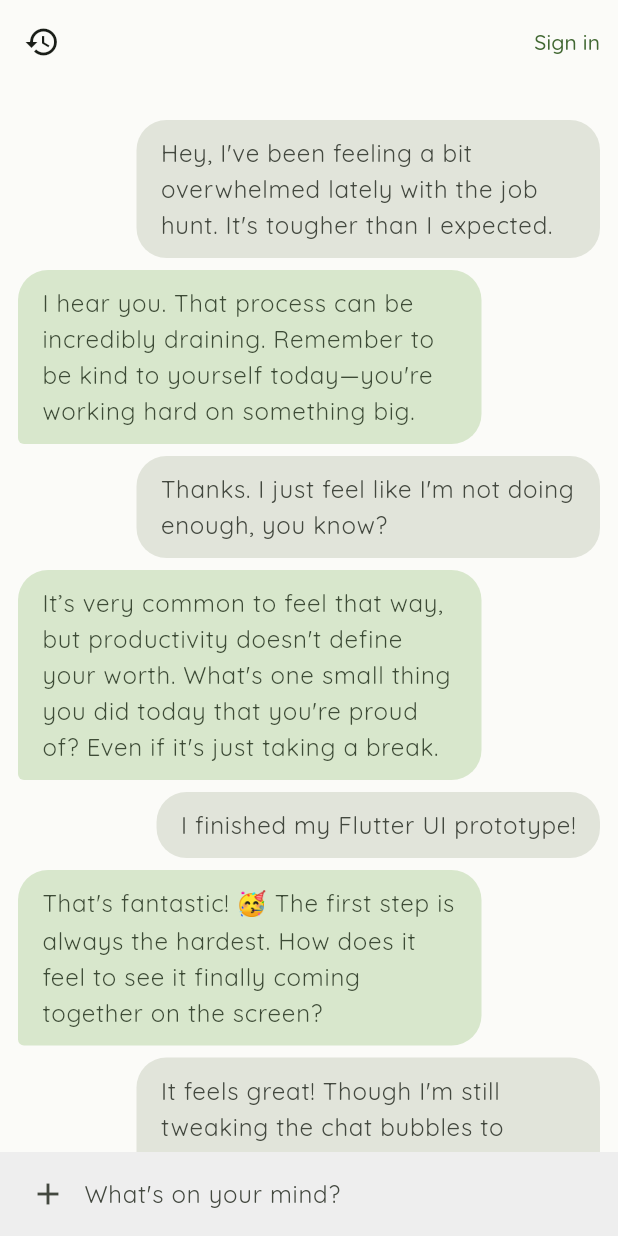
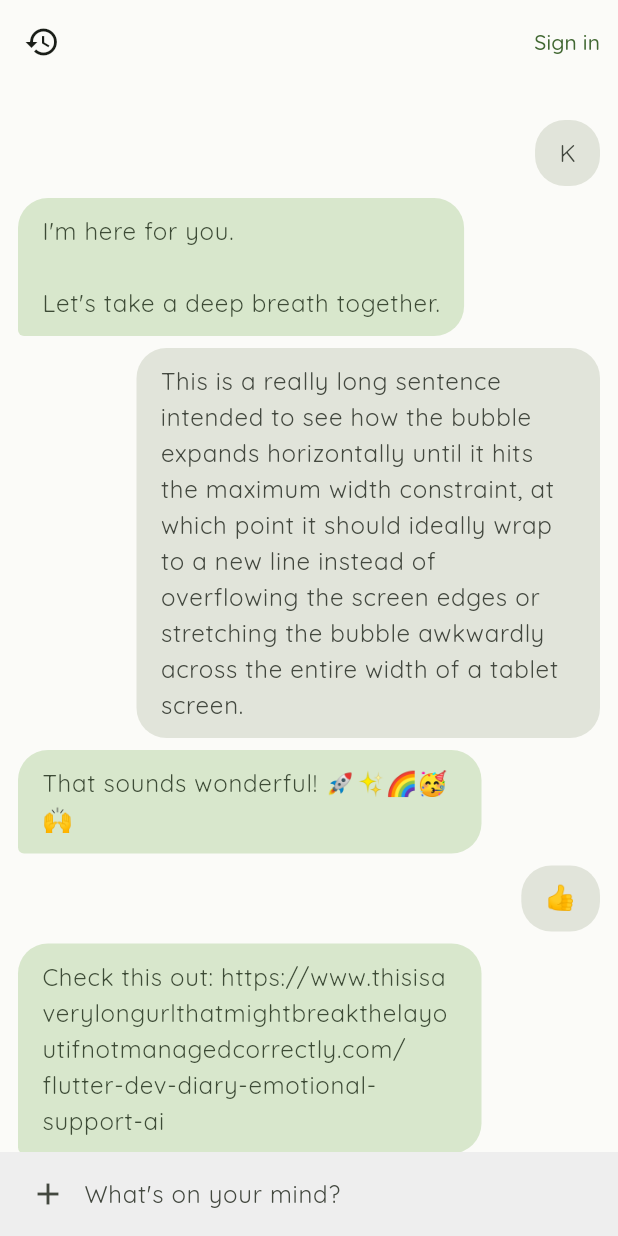
Before and after one commit to leonCTL12/AI-Companion-ChatApp, a Flutter app: the screen it shows after launch, on a phone screen of 412 x 824 dp. Run offline on Flutter 3.47's test engine with Material 3 defaults, Android fonts, the phone set to English and light mode, and no system bars; our stand-ins replace flutter_riverpod, google_fonts.

Commit message:
feat: added message data class

```diff
--- /dev/null
+++ b/lib/features/chat/domain/message.dart
@@ -0,0 +1,17 @@
+class Message {
+  final bool fromUser;
+  final String content;
+  final DateTime timestamp;
+
+  Message._({
+    required this.content,
+    required this.fromUser,
+    required this.timestamp,
+  });
+
+  Message.user(String content)
+    : this._(content: content, fromUser: true, timestamp: DateTime.now());
+
+  Message.ai(String content)
+    : this._(content: content, fromUser: false, timestamp: DateTime.now());
+}
--- a/lib/features/chat/presentations/chat_page.dart
+++ b/lib/features/chat/presentations/chat_page.dart
@@ -1,4 +1,5 @@
 import 'package:flutter/material.dart';
+import 'package:llm_chatbot/features/chat/domain/message.dart';
 import 'package:llm_chatbot/features/chat/presentations/widgets/chat_area.dart';
 import 'package:llm_chatbot/features/chat/presentations/widgets/chat_input_field.dart';
 
@@ -9,11 +10,44 @@ class ChatPage extends StatelessWidget {
 
   @override
   Widget build(BuildContext context) {
+    // Use your smart constructors for testing!
+    final List<Message> testMessages = [
+      // 1. Shortest possible message
+      Message.user("K"),
+
+      // 2. Multi-line AI support
+      Message.ai("I'm here for you.\n\nLet's take a deep breath together."),
+
+      // 3. The "Wall of Text" (Test wrapping and max-width)
+      Message.user(
+        "This is a really long sentence intended to see how the bubble expands horizontally until it hits the maximum width constraint, at which point it should ideally wrap to a new line instead of overflowing the screen edges or stretching the bubble awkwardly across the entire width of a tablet screen.",
+      ),
+
+      // 4. Emoji Stress (Check if emojis are cut off at the top/bottom)
+      Message.ai("That sounds wonderful! 🚀✨🌈🥳🙌"),
+
+      // 5. Single giant emoji (Common in messaging apps)
+      Message.user("👍"),
+
+      // 6. The "Non-Breaking" String (Crucial test for overflow)
+      Message.ai(
+        "Check this out: https://www.thisisaverylongurlthatmightbreakthelayoutifnotmanagedcorrectly.com/flutter-dev-diary-emotional-support-ai",
+      ),
+
+      // 7. Narrow text vs Wide text
+      Message.user("Wait..."),
+      Message.ai(
+        "I'm listening... go on... I have all the time in the world for you.",
+      ),
+
+      // 8. Trailing whitespace and special chars
+      Message.user("How does it look?     \n(Checking spacing)     "),
+    ];
     return Scaffold(
       appBar: ChatAppBar(),
       body: Column(
         children: [
-          Expanded(child: ChatArea(messages: [])),
+          Expanded(child: ChatArea(messages: testMessages)),
           ChatInputField(),
         ],
       ),
--- a/lib/features/chat/presentations/widgets/ai_chat_message_bubble.dart
+++ b/lib/features/chat/presentations/widgets/ai_chat_message_bubble.dart
@@ -1,7 +1,8 @@
 import 'package:flutter/material.dart';
+import 'package:llm_chatbot/features/chat/domain/message.dart';
 
 class AiChatMessageBubble extends StatelessWidget {
-  final String message;
+  final Message message;
 
   const AiChatMessageBubble({super.key, required this.message});
 
@@ -27,7 +28,7 @@ class AiChatMessageBubble extends StatelessWidget {
           ),
         ),
         child: Text(
-          message,
+          message.content,
           style: theme.textTheme.bodyLarge?.copyWith(
             color: colorScheme.onSecondaryContainer,
           ),
--- a/lib/features/chat/presentations/widgets/chat_area.dart
+++ b/lib/features/chat/presentations/widgets/chat_area.dart
@@ -1,53 +1,26 @@
 import 'package:flutter/cupertino.dart';
+import 'package:llm_chatbot/features/chat/domain/message.dart';
 import 'package:llm_chatbot/features/chat/presentations/widgets/ai_chat_message_bubble.dart';
 import 'package:llm_chatbot/features/chat/presentations/widgets/user_chat_message_bubble.dart';
 
 class ChatArea extends StatelessWidget {
-  final List<String> messages;
+  final List<Message> messages;
 
   const ChatArea({super.key, required this.messages});
 
   @override
   Widget build(BuildContext context) {
-    return ListView(
+    return ListView.builder(
       padding: const EdgeInsets.symmetric(vertical: 20),
-      children: [
-        // --- Day 1 Morning ---
-        UserChatMessageBubble(
-          message:
-              "Hey, I've been feeling a bit overwhelmed lately with the job hunt. It's tougher than I expected.",
-        ),
-        AiChatMessageBubble(
-          message:
-              "I hear you. That process can be incredibly draining. Remember to be kind to yourself today—you're working hard on something big.",
-        ),
-
-        // --- Follow up ---
-        UserChatMessageBubble(
-          message: "Thanks. I just feel like I'm not doing enough, you know?",
-        ),
-        AiChatMessageBubble(
-          message:
-              "It’s very common to feel that way, but productivity doesn't define your worth. What's one small thing you did today that you're proud of? Even if it's just taking a break.",
-        ),
-
-        // --- Testing long vs short bubbles ---
-        UserChatMessageBubble(message: "I finished my Flutter UI prototype!"),
-        AiChatMessageBubble(
-          message:
-              "That's fantastic! 🥳 The first step is always the hardest. How does it feel to see it finally coming together on the screen?",
-        ),
-
-        // --- Testing multi-line wrapping ---
-        UserChatMessageBubble(
-          message:
-              "It feels great! Though I'm still tweaking the chat bubbles to make sure they handle long sentences without breaking the layout or looking weirdly stretched out on wider screens.",
-        ),
-        AiChatMessageBubble(
-          message:
-              "Attention to detail like that is what makes an app feel polished. By the way, I'm right here whenever you need to vent or just share an update on your progress. You've got this!",
-        ),
-      ],
+      itemCount: messages.length,
+      itemBuilder: (context, index) {
+        var message = messages[index];
+        if (message.fromUser) {
+          return UserChatMessageBubble(message: message);
+        } else {
+          return AiChatMessageBubble(message: message);
+        }
+      },
     );
   }
 }
--- a/lib/features/chat/presentations/widgets/user_chat_message_bubble.dart
+++ b/lib/features/chat/presentations/widgets/user_chat_message_bubble.dart
@@ -1,7 +1,9 @@
 import 'package:flutter/material.dart';
 
+import '../../domain/message.dart';
+
 class UserChatMessageBubble extends StatelessWidget {
-  final String message;
+  final Message message;
 
   const UserChatMessageBubble({super.key, required this.message});
 
@@ -22,7 +24,7 @@ class UserChatMessageBubble extends StatelessWidget {
           borderRadius: BorderRadius.circular(20),
         ),
         child: Text(
-          message,
+          message.content,
           style: theme.textTheme.bodyLarge?.copyWith(
             color: colorScheme.onSurfaceVariant,
           ),
```
Also changed, not shown: 3 other files.
